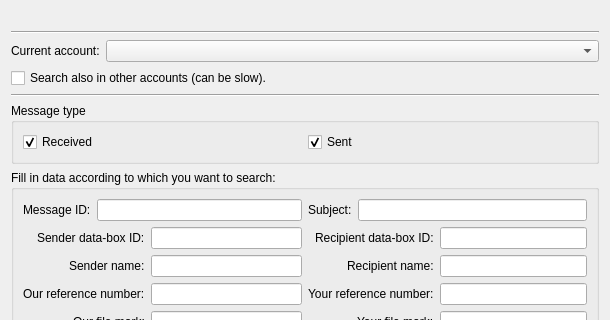
Before: the Qt Designer form src/gui/ui/dlg_msg_search.ui in psakar/datovka, drawn with Qt 5; both pictures show x 0 to 610 and y 0 to 320 of the 610 by 680 pixel window.
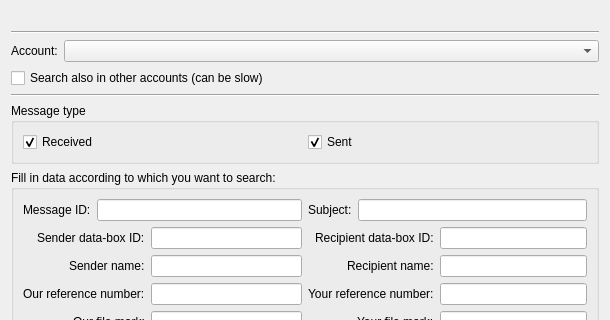
After: the same form once the commit is applied. Icons and pictures are not drawn. Custom widgets are drawn as their Qt base class.

Commit message: Changed accounts order in the Combobox

The edit to the form file:
```diff
--- a/src/gui/ui/dlg_msg_search.ui
+++ b/src/gui/ui/dlg_msg_search.ui
@@ -45,7 +45,7 @@
      <item row="0" column="0">
       <widget class="QLabel" name="crntAcntLabel">
        <property name="text">
-        <string>Current account:</string>
+        <string>Account:</string>
        </property>
       </widget>
      </item>
@@ -57,7 +57,7 @@
    <item>
     <widget class="QCheckBox" name="searchAllAcntCheckBox">
      <property name="text">
-      <string>Search also in other accounts (can be slow).</string>
+      <string>Search also in other accounts (can be slow)</string>
      </property>
     </widget>
    </item>
```
Left out of the diff: 6 changed lines with no effect on the pictures. The commit also changes 1 other file.
